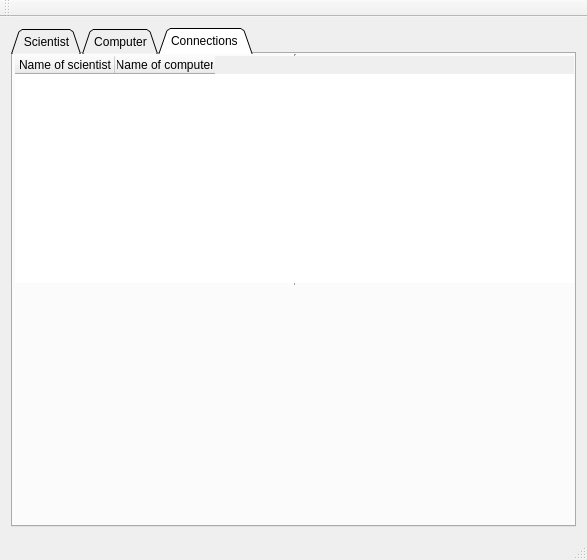
hrunderla/VLN_1_UI, file mainwindow.ui: the form before one commit.
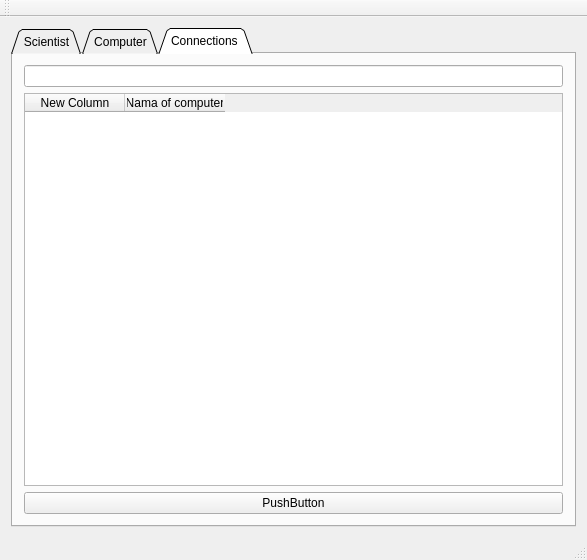
The form after the commit. The open tabs and pages were chosen to show the change. Icons and pictures are not drawn.

Commit message: smávægilegar breytingar

What changed in the file:
```diff
--- a/mainwindow.ui
+++ b/mainwindow.ui
@@ -117,35 +117,35 @@
        <attribute name="title">
         <string>Connections </string>
        </attribute>
+       <layout class="QVBoxLayout" name="verticalLayout">
+        <item>
+         <widget class="QLineEdit" name="lineEditSciToCom"/>
+        </item>
+        <item>
        <widget class="QTableWidget" name="tableSciToCom">
-        <property name="geometry">
-         <rect>
-          <x>0</x>
-          <y>0</y>
-          <width>565</width>
-          <height>231</height>
-         </rect>
-        </property>
-        <property name="maximumSize">
-         <size>
-          <width>565</width>
-          <height>231</height>
-         </size>
-        </property>
-        <property name="frameShape">
-         <enum>QFrame::VLine</enum>
-        </property>
+          <property name="sortingEnabled">
+           <bool>true</bool>
+          </property>
         <column>
          <property name="text">
-          <string>Name of scientist</string>
+            <string>New Column</string>
          </property>
         </column>
         <column>
          <property name="text">
-          <string>Name of computer</string>
+            <string>Nama of computer</string>
          </property>
         </column>
        </widget>
+        </item>
+        <item>
+         <widget class="QPushButton" name="pushButtonSciToCom">
+          <property name="text">
+           <string>PushButton</string>
+          </property>
+         </widget>
+        </item>
+       </layout>
       </widget>
      </widget>
     </item>
```
Left out of the diff: 18 changed lines with no effect on the pictures. Lines whose indentation alone changed are shown as unchanged. The commit also changes 1 other file.
